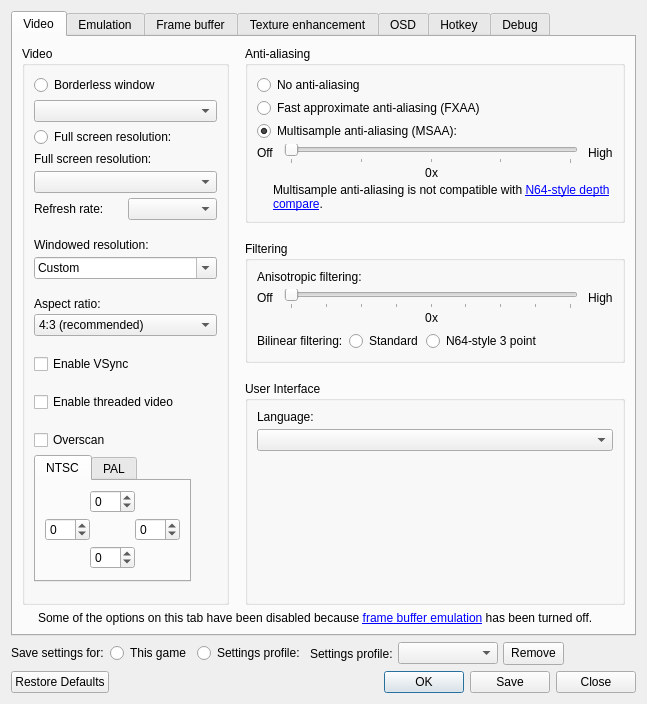
This is source/mupen64plus-video-GLideN64/src/GLideNUI/configDialog.ui in GhostlyDark/EMG as Qt 5 draws it before an edit. The edited form follows.
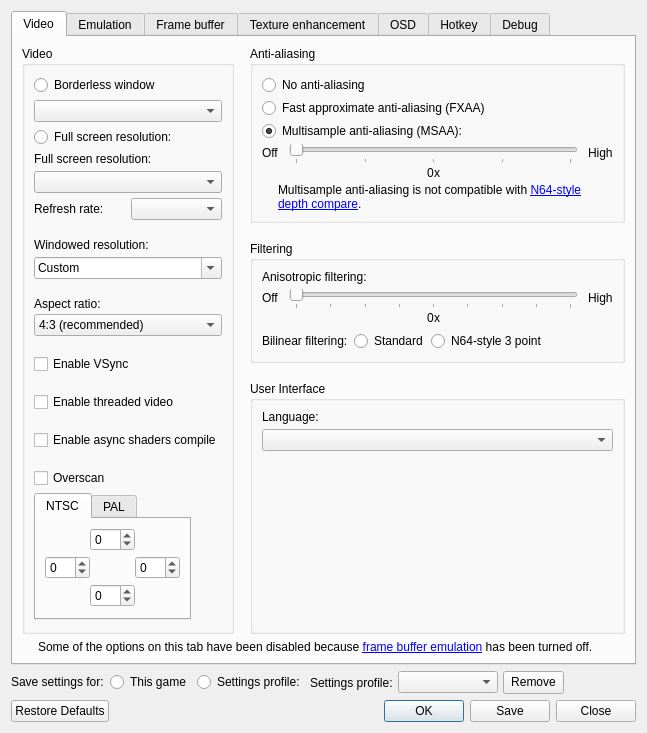
This is the edited form. Icons and pictures are not drawn.

Diff of the .ui file:
```diff
--- a/source/mupen64plus-video-GLideN64/src/GLideNUI/configDialog.ui
+++ b/source/mupen64plus-video-GLideN64/src/GLideNUI/configDialog.ui
@@ -250,6 +250,16 @@
               </property>
              </widget>
             </item>
+            <item>
+             <widget class="QCheckBox" name="asyncShadersCheckBox">
+              <property name="toolTip">
+               <string>&lt;html&gt;&lt;head/&gt;&lt;body&gt;&lt;p&gt;Asynchronous shaders compilation solves the "stuttering" problem at the cost of visual artifacts, which can be visible within one-two frames.&lt;/p&gt;&lt;p&gt;[Recommended: &lt;span style=&quot; font-style:italic;&quot;&gt;Usually off, unless there are performance issues&lt;/span&gt;]&lt;/p&gt;&lt;/body&gt;&lt;/html&gt;</string>
+              </property>
+              <property name="text">
+               <string>Enable async shaders compile</string>
+              </property>
+             </widget>
+            </item>
             <item>
              <widget class="QFrame" name="overscanFrame">
               <property name="minimumSize">
```
